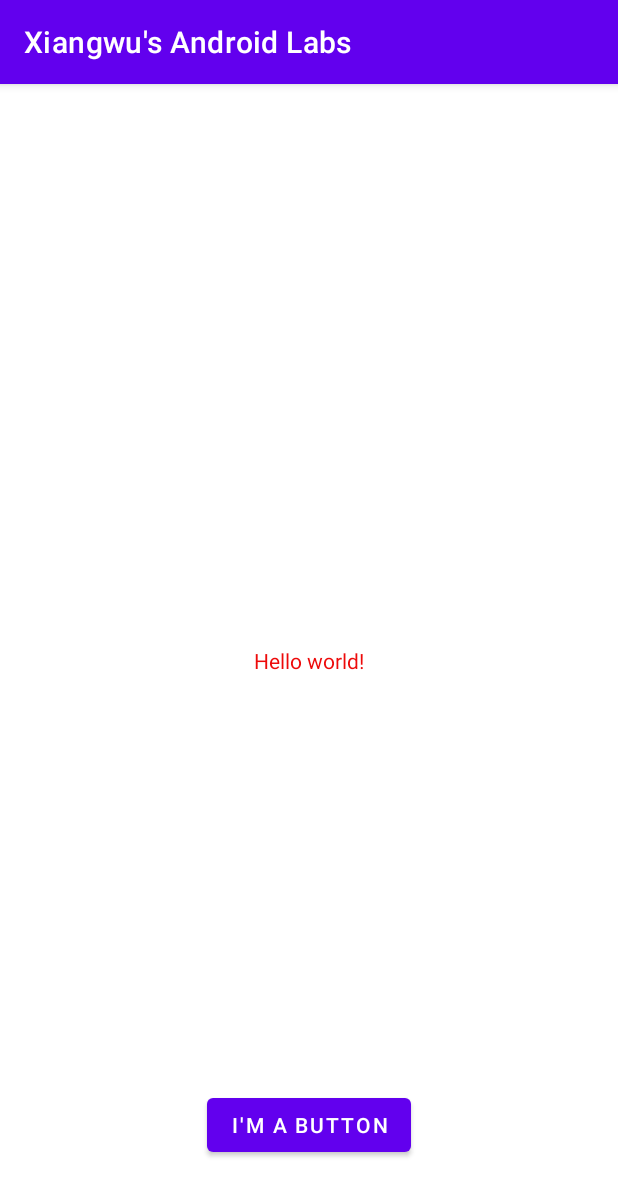
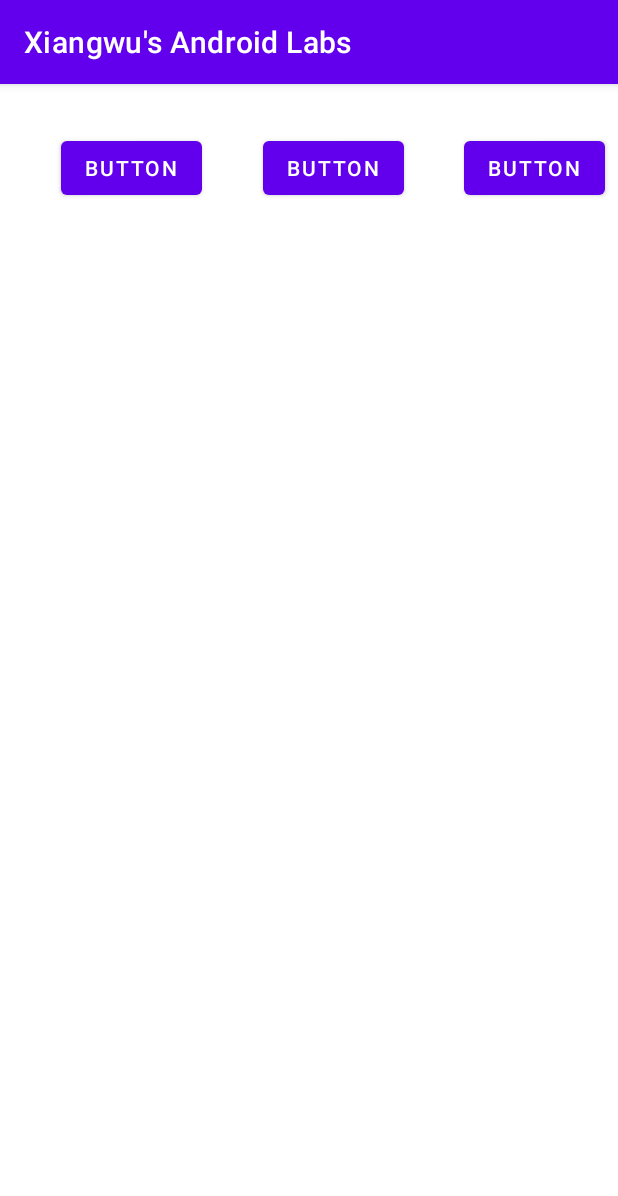
Before and after one commit to JPJSxiao/XiangwuAndroidLabs, an Android app: the screen it shows after launch (MainActivity), on a phone screen of 412 x 824 dp. Shown: the top 1196 px of the screen. Run offline under Robolectric (Android 15) with nearby library versions, the phone set to English and light mode, and no system bars.

```diff
--- a/app/src/main/res/layout/activity_main.xml
+++ b/app/src/main/res/layout/activity_main.xml
@@ -6,23 +6,37 @@
     android:layout_height="match_parent"
     tools:context=".MainActivity">
 
-    <TextView
+    <Button
+        android:id="@+id/button1"
         android:layout_width="wrap_content"
         android:layout_height="wrap_content"
-        android:text="@string/hello_message"
-        app:layout_constraintBottom_toBottomOf="parent"
-        app:layout_constraintEnd_toEndOf="parent"
+        android:layout_marginStart="32dp"
+        android:layout_marginTop="32dp"
+        android:text="Button"
+        app:layout_constraintEnd_toStartOf="@+id/button2"
+        app:layout_constraintHorizontal_bias="0.5"
         app:layout_constraintStart_toStartOf="parent"
-        app:layout_constraintTop_toTopOf="parent"></TextView>
+        app:layout_constraintTop_toTopOf="parent" />
 
     <Button
+        android:id="@+id/button2"
         android:layout_width="wrap_content"
         android:layout_height="wrap_content"
-        android:layout_marginBottom="50dp"
-        android:text="@string/button_message"
-        app:layout_constraintBottom_toBottomOf="parent"
+        android:layout_marginStart="32dp"
+        android:text="Button"
+        app:layout_constraintEnd_toStartOf="@+id/button3"
+        app:layout_constraintHorizontal_bias="0.5"
+        app:layout_constraintStart_toEndOf="@+id/button1"
+        app:layout_constraintTop_toTopOf="@+id/button1" />
+
+    <Button
+        android:id="@+id/button3"
+        android:layout_width="wrap_content"
+        android:layout_height="wrap_content"
+        android:layout_marginStart="32dp"
+        android:text="Button"
         app:layout_constraintEnd_toEndOf="parent"
         app:layout_constraintHorizontal_bias="0.5"
-        app:layout_constraintStart_toStartOf="parent" />
-
+        app:layout_constraintStart_toEndOf="@+id/button2"
+        app:layout_constraintTop_toTopOf="@+id/button2" />
 </androidx.constraintlayout.widget.ConstraintLayout>
--- a/app/src/main/res/values-night/themes.xml
+++ /dev/null
@@ -1,16 +0,0 @@
-<resources xmlns:tools="http://schemas.android.com/tools">
-    <!-- Base application theme. -->
-    <style name="Theme.XiangwusAndroidLabs" parent="Theme.MaterialComponents.DayNight.DarkActionBar">
-        <!-- Primary brand color. -->
-        <item name="colorPrimary">@color/purple_200</item>
-        <item name="colorPrimaryVariant">@color/purple_700</item>
-        <item name="colorOnPrimary">@color/black</item>
-        <!-- Secondary brand color. -->
-        <item name="colorSecondary">@color/teal_200</item>
-        <item name="colorSecondaryVariant">@color/teal_200</item>
-        <item name="colorOnSecondary">@color/black</item>
-        <!-- Status bar color. -->
-        <item name="android:statusBarColor">?attr/colorPrimaryVariant</item>
-        <!-- Customize your theme here. -->
-    </style>
-</resources>
```
